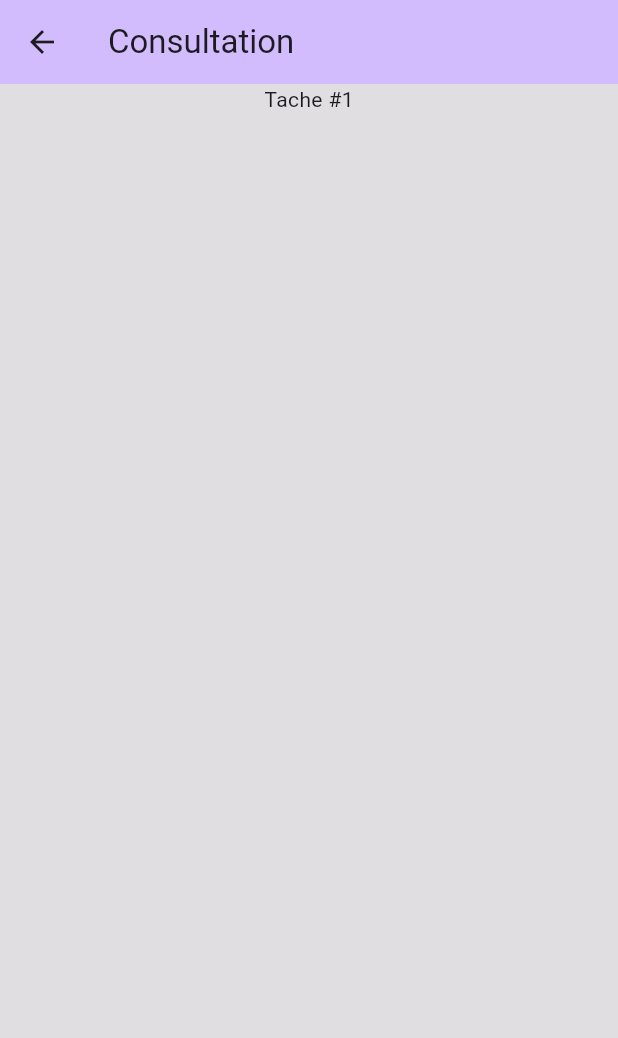
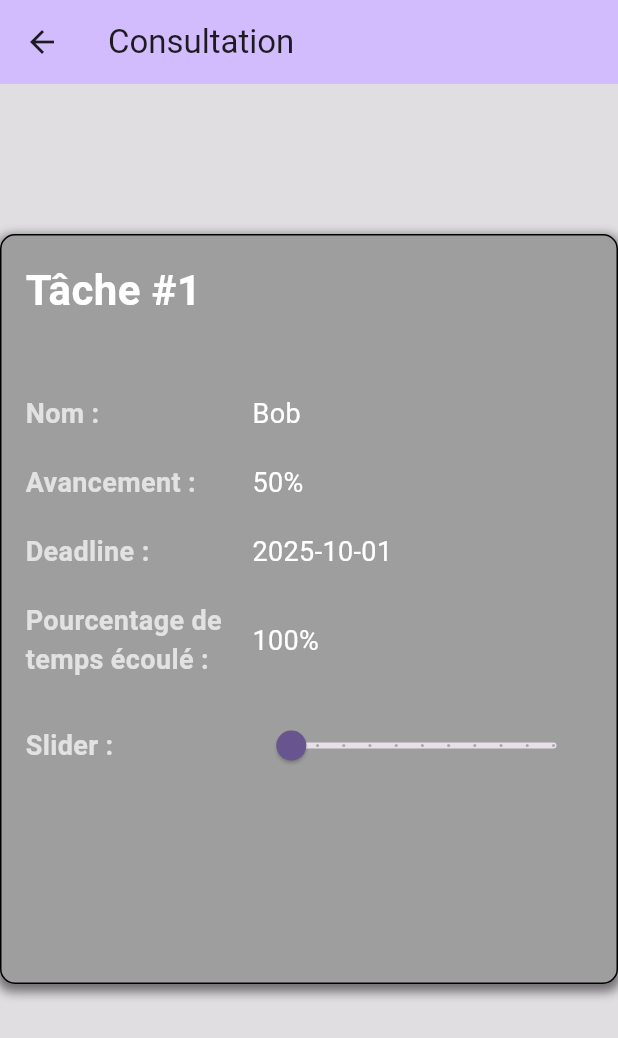
Before and after one commit to NadimJamil/5N6_MobileAv_TP_NadimJamil, a Flutter app: the consultation screen opened directly, on a phone screen of 412 x 824 dp. Shown: the top 1038 px of the screen. Run offline on Flutter 3.47's test engine with Material 3 defaults, Android fonts, the light colour scheme and no system bars; our stand-ins replace dio.

Commit message:
FCT : Fin page consultation

```diff
--- a/frontendtp/lib/consultation.dart
+++ b/frontendtp/lib/consultation.dart
@@ -4,11 +4,14 @@ class consultation extends StatefulWidget {
   const consultation({super.key});
 
   final String title = "Consultation";
+
   @override
   State<consultation> createState() => _consultationState();
 }
 
 class _consultationState extends State<consultation> {
+  double rating = 0.0;
+
   @override
   Widget build(BuildContext context) {
     return Scaffold(
@@ -21,7 +24,163 @@ class _consultationState extends State<consultation> {
         child: Column(
           mainAxisAlignment: MainAxisAlignment.start,
           children: <Widget>[
-            Text("Tache #1")
+            const SizedBox(height: 100),
+            Container(
+              width: double.infinity,
+              height: 500,
+              padding: const EdgeInsets.all(16),
+              decoration: BoxDecoration(
+                color: Colors.grey,
+                borderRadius: BorderRadius.circular(10),
+                border: Border.all(color: Colors.black, width: 1),
+                boxShadow: [
+                  BoxShadow(
+                    color: Colors.black.withOpacity(0.5),
+                    spreadRadius: 2,
+                    blurRadius: 5,
+                    offset: Offset(0, 3),
+                  ),
+                ],
+              ),
+              child: Column(
+                crossAxisAlignment: CrossAxisAlignment.start,
+                children: [
+                  Text(
+                    "Tâche #1",
+                    style: const TextStyle(
+                      fontSize: 28,
+                      fontWeight: FontWeight.bold,
+                      color: Colors.white,
+                    ),
+                  ),
+                  const SizedBox(height: 50),
+                  Row(
+                    children: const [
+                      Expanded(
+                        flex: 2,
+                        child: Text(
+                          "Nom :",
+                          style: TextStyle(
+                            fontSize: 18,
+                            fontWeight: FontWeight.bold,
+                            color: Colors.white70,
+                          ),
+                        ),
+                      ),
+                      Expanded(
+                        flex: 3,
+                        child: Text(
+                          "Bob",
+                          style: TextStyle(fontSize: 18, color: Colors.white),
+                        ),
+                      ),
+                    ],
+                  ),
+                  const SizedBox(height: 20),
+
+                  Row(
+                    children: const [
+                      Expanded(
+                        flex: 2,
+                        child: Text(
+                          "Avancement :",
+                          style: TextStyle(
+                            fontSize: 18,
+                            fontWeight: FontWeight.bold,
+                            color: Colors.white70,
+                          ),
+                        ),
+                      ),
+                      Expanded(
+                        flex: 3,
+                        child: Text(
+                          "50%",
+                          style: TextStyle(fontSize: 18, color: Colors.white),
+                        ),
+                      ),
+                    ],
+                  ),
+                  const SizedBox(height: 20),
+
+                  Row(
+                    children: const [
+                      Expanded(
+                        flex: 2,
+                        child: Text(
+                          "Deadline :",
+                          style: TextStyle(
+                            fontSize: 18,
+                            fontWeight: FontWeight.bold,
+                            color: Colors.white70,
+                          ),
+                        ),
+                      ),
+                      Expanded(
+                        flex: 3,
+                        child: Text(
+                          "2025-10-01",
+                          style: TextStyle(fontSize: 18, color: Colors.white),
+                        ),
+                      ),
+                    ],
+                  ),
+
+                  const SizedBox(height: 20),
+
+                  Row(
+                    children: const [
+                      Expanded(
+                        flex: 2,
+                        child: Text(
+                          "Pourcentage de temps écoulé :",
+                          style: TextStyle(
+                            fontSize: 18,
+                            fontWeight: FontWeight.bold,
+                            color: Colors.white70,
+                          ),
+                        ),
+                      ),
+                      Expanded(
+                        flex: 3,
+                        child: Text(
+                          "100%",
+                          style: TextStyle(fontSize: 18, color: Colors.white),
+                        ),
+                      ),
+                    ],
+                  ),
+                  const SizedBox(height: 20),
+                  Row(
+                    children: [
+                      Expanded(
+                        flex: 2,
+                        child: Text(
+                          "Slider : ",
+                          style: TextStyle(
+                            fontSize: 18,
+                            fontWeight: FontWeight.bold,
+                            color: Colors.white70,
+                          ),
+                        ),
+                      ),
+                      Expanded(
+                        flex: 3,
+                        child: Slider(
+                          value: rating,
+                          onChanged: (newRating) {
+                            setState(() => rating = newRating);
+                          },
+                          divisions: 10,
+                          label: rating.toStringAsFixed(1),
+                          min: 0,
+                          max: 5,
+                        ),
+                      ),
+                    ],
+                  ),
+                ],
+              ),
+            ),
           ],
         ),
       ),
```
